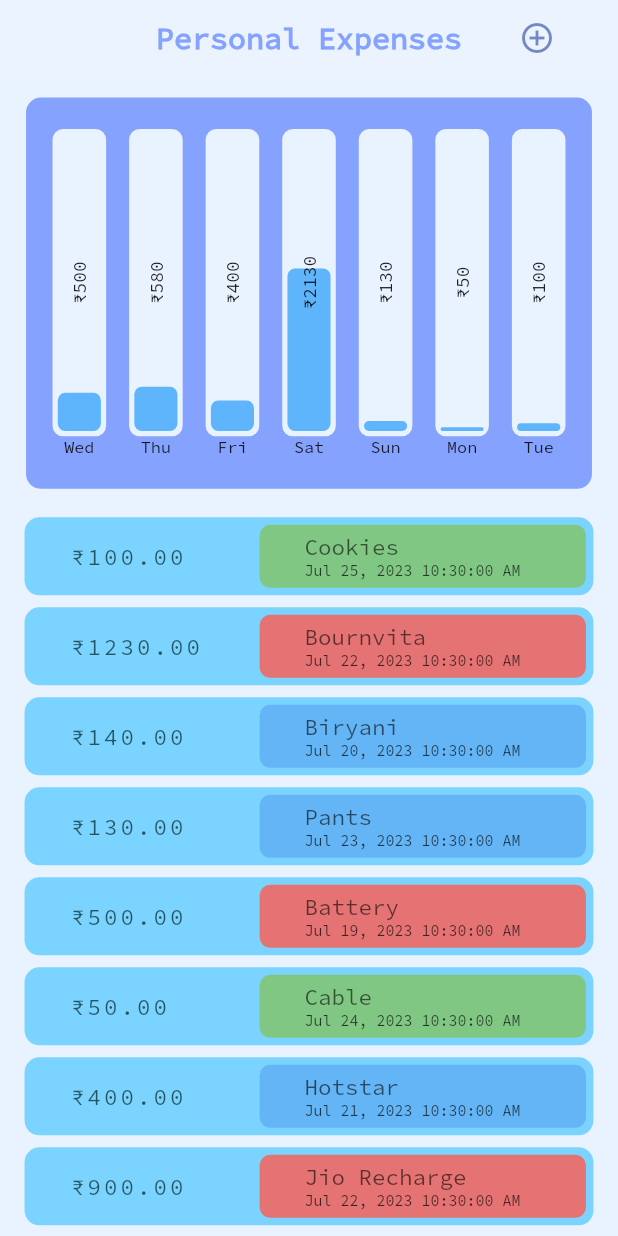
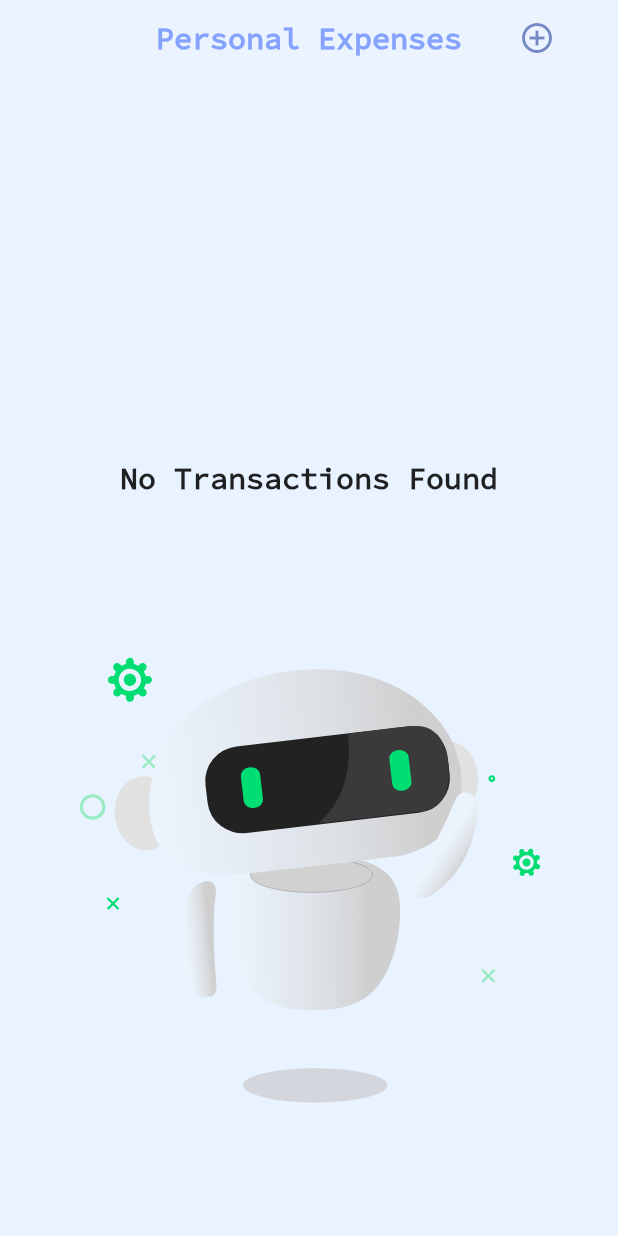
Before and after one commit to faiqtanveer/personal_expense_app, a Flutter app: the screen it shows after launch, on a phone screen of 412 x 824 dp. Run offline on Flutter 3.47's test engine with Material 2 defaults, Android fonts, the phone set to English and light mode, and no system bars; our stand-ins replace lottie.

Commit message:
final commit

```diff
--- a/lib/main.dart
+++ b/lib/main.dart
@@ -36,47 +36,47 @@ class MyHomePage extends StatefulWidget {
 class _MyHomePageState extends State<MyHomePage> {
   //LIST OF TRANSACTIONS [Added Few Dummy Transactions]
   final List<Transaction> _userTransactions = [
-    Transaction(id: 1, value: 100.00, name: 'Cookies', time: DateTime.now()),
-    Transaction(
-        id: 2,
-        value: 1230.00,
-        name: 'Bournvita',
-        time: DateTime.now().subtract(const Duration(days: 3))),
-    Transaction(
-        id: 3,
-        value: 140.00,
-        name: 'Biryani',
-        time: DateTime.now().subtract(const Duration(days: 5))),
-    Transaction(
-        id: 4,
-        value: 130.00,
-        name: 'Pants',
-        time: DateTime.now().subtract(const Duration(days: 2))),
-    Transaction(
-        id: 5,
-        value: 500.00,
-        name: 'Battery',
-        time: DateTime.now().subtract(const Duration(days: 6))),
-    Transaction(
-        id: 6,
-        value: 50.00,
-        name: 'Cable',
-        time: DateTime.now().subtract(const Duration(days: 1))),
-    Transaction(
-        id: 7,
-        value: 400.00,
-        name: 'Hotstar',
-        time: DateTime.now().subtract(const Duration(days: 4))),
-    Transaction(
-        id: 8,
-        value: 900.00,
-        name: 'Jio Recharge',
-        time: DateTime.now().subtract(const Duration(days: 3))),
-    Transaction(
-        id: 9,
-        value: 440.00,
-        name: 'Wifi Recharge',
-        time: DateTime.now().subtract(const Duration(days: 5))),
+    // Transaction(id: 1, value: 100.00, name: 'Cookies', time: DateTime.now()),
+    // Transaction(
+    //     id: 2,
+    //     value: 1230.00,
+    //     name: 'Bournvita',
+    //     time: DateTime.now().subtract(const Duration(days: 3))),
+    // Transaction(
+    //     id: 3,
+    //     value: 140.00,
+    //     name: 'Biryani',
+    //     time: DateTime.now().subtract(const Duration(days: 5))),
+    // Transaction(
+    //     id: 4,
+    //     value: 130.00,
+    //     name: 'Pants',
+    //     time: DateTime.now().subtract(const Duration(days: 2))),
+    // Transaction(
+    //     id: 5,
+    //     value: 500.00,
+    //     name: 'Battery',
+    //     time: DateTime.now().subtract(const Duration(days: 6))),
+    // Transaction(
+    //     id: 6,
+    //     value: 50.00,
+    //     name: 'Cable',
+    //     time: DateTime.now().subtract(const Duration(days: 1))),
+    // Transaction(
+    //     id: 7,
+    //     value: 400.00,
+    //     name: 'Hotstar',
+    //     time: DateTime.now().subtract(const Duration(days: 4))),
+    // Transaction(
+    //     id: 8,
+    //     value: 900.00,
+    //     name: 'Jio Recharge',
+    //     time: DateTime.now().subtract(const Duration(days: 3))),
+    // Transaction(
+    //     id: 9,
+    //     value: 440.00,
+    //     name: 'Wifi Recharge',
+    //     time: DateTime.now().subtract(const Duration(days: 5))),
   ];
 
   //METHOD TO ADD NEW TRANSACTION
```
Also changed, not shown: pubspec.lock, 1 other file.
